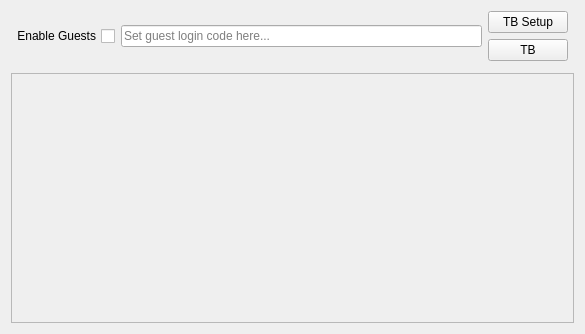
alexcoy257/lrnet, file src/rehearsalchef/chefform.ui: the form before one commit.
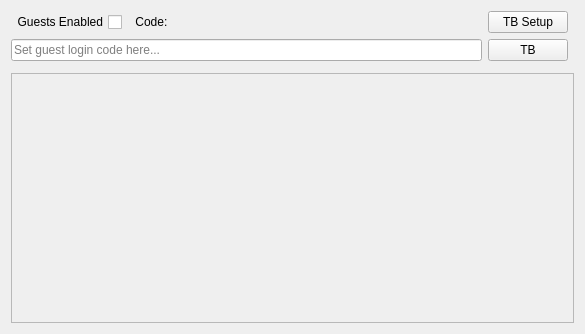
The form after the commit. Custom widgets are drawn as their Qt base class.

```diff
--- a/src/rehearsalchef/chefform.ui
+++ b/src/rehearsalchef/chefform.ui
@@ -17,6 +17,12 @@
    <item row="0" column="0">
     <layout class="QHBoxLayout" name="m_authArea">
      <item>
+      <layout class="QVBoxLayout" name="verticalLayout">
+       <item>
+        <layout class="QVBoxLayout" name="verticalLayout_2">
+         <item>
+          <layout class="QHBoxLayout" name="horizontalLayout">
+           <item>
       <widget class="QCheckBox" name="codeEnabledBox">
        <property name="toolTip">
         <string>If checked, users can connect to the server using the current authorization code</string>
@@ -25,9 +31,47 @@
         <enum>Qt::RightToLeft</enum>
        </property>
        <property name="text">
-        <string>Enable Guests</string>
-       </property>
-      </widget>
+              <string>Guests Enabled</string>
+             </property>
+            </widget>
+           </item>
+           <item>
+            <widget class="QLabel" name="label">
+             <property name="text">
+              <string>  Code:  </string>
+             </property>
+             <property name="alignment">
+              <set>Qt::AlignRight|Qt::AlignTrailing|Qt::AlignVCenter</set>
+             </property>
+             <property name="textInteractionFlags">
+              <set>Qt::LinksAccessibleByMouse</set>
+             </property>
+            </widget>
+           </item>
+           <item>
+            <widget class="QLabel" name="authCodeLabel">
+             <property name="text">
+              <string/>
+             </property>
+             <property name="textInteractionFlags">
+              <set>Qt::LinksAccessibleByMouse|Qt::TextSelectableByMouse</set>
+             </property>
+            </widget>
+           </item>
+           <item>
+            <spacer name="horizontalSpacer">
+             <property name="orientation">
+              <enum>Qt::Horizontal</enum>
+             </property>
+             <property name="sizeHint" stdset="0">
+              <size>
+               <width>40</width>
+               <height>20</height>
+              </size>
+             </property>
+            </spacer>
+           </item>
+          </layout>
      </item>
      <item>
       <widget class="QLineEdit" name="authCodeEdit">
@@ -36,6 +80,10 @@
        </property>
       </widget>
      </item>
+        </layout>
+       </item>
+      </layout>
+     </item>
      <item>
       <layout class="QVBoxLayout" name="tbArea">
        <item>
```
Left out of the diff: 20 changed lines with no effect on the pictures. Lines whose indentation alone changed are shown as unchanged.
